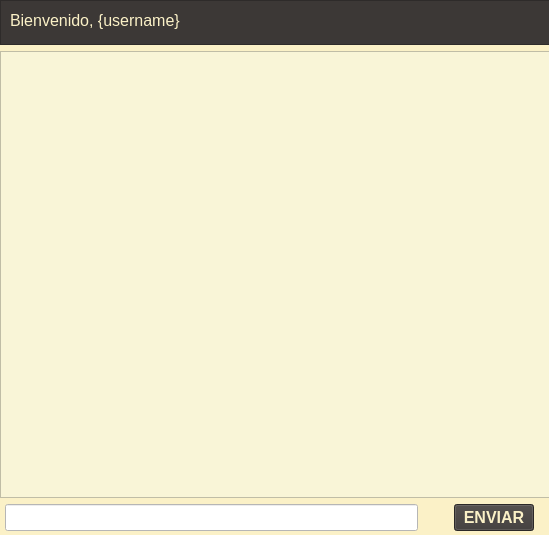
Before: the Qt Designer form client/views/chat.ui in gRamos02/TCP-chat-room, drawn with Qt 5.
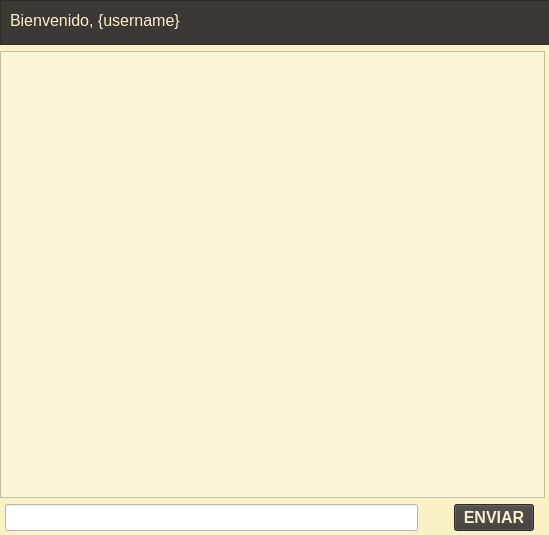
After: the same form once the commit is applied.

```diff
--- a/client/views/chat.ui
+++ b/client/views/chat.ui
@@ -10,6 +10,12 @@
     <height>535</height>
    </rect>
   </property>
+  <property name="maximumSize">
+   <size>
+    <width>549</width>
+    <height>535</height>
+   </size>
+  </property>
   <property name="windowTitle">
    <string>Form</string>
   </property>
@@ -87,6 +93,18 @@
     </item>
     <item>
      <widget class="QTextEdit" name="msg_output">
+      <property name="sizePolicy">
+       <sizepolicy hsizetype="Fixed" vsizetype="MinimumExpanding">
+        <horstretch>0</horstretch>
+        <verstretch>0</verstretch>
+       </sizepolicy>
+      </property>
+      <property name="maximumSize">
+       <size>
+        <width>545</width>
+        <height>535</height>
+       </size>
+      </property>
       <property name="font">
        <font>
         <pointsize>18</pointsize>
@@ -96,6 +114,9 @@
       <property name="styleSheet">
        <string notr="true">background-color: #f9f5d7; color: #282828;</string>
       </property>
+      <property name="lineWrapMode">
+       <enum>QTextEdit::NoWrap</enum>
+      </property>
       <property name="readOnly">
        <bool>true</bool>
       </property>
```
